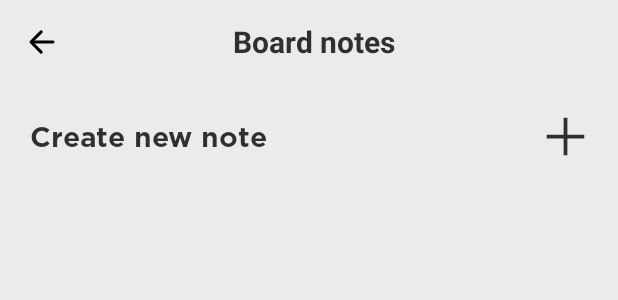
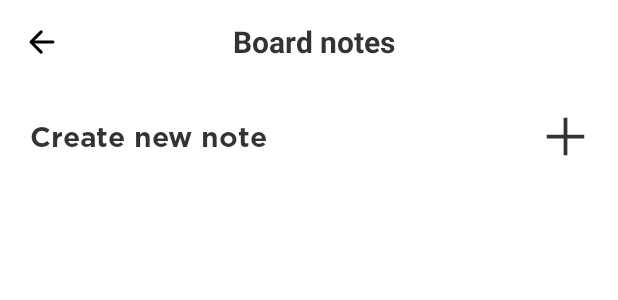
Before and after one commit to garifollinad/MiroNote, an Android app: the layout fragment_board_items.xml on its own in the app's theme, with its tools: preview values and no code run, on a phone screen of 412 x 824 dp. Shown: the top 300 px of the screen. Run offline under Robolectric (Android 15) with nearby library versions, the phone set to English and light mode, and no system bars; network calls fail.

Commit message:
ui fixes

```diff
--- a/app/src/main/res/layout/fragment_board_items.xml
+++ b/app/src/main/res/layout/fragment_board_items.xml
@@ -4,7 +4,6 @@
     xmlns:app="http://schemas.android.com/apk/res-auto"
     android:layout_width="match_parent"
     android:layout_height="match_parent"
-    android:background="@color/darkGrey"
     tools:context=".ui.main.BoardItemsFragment">
 
     <androidx.appcompat.widget.Toolbar
@@ -14,7 +13,6 @@
         app:layout_constraintTop_toTopOf="parent"
         app:layout_constraintStart_toStartOf="parent"
         app:layout_constraintEnd_toEndOf="parent"
-        android:background="@color/darkGrey"
         android:gravity="center">
 
         <androidx.constraintlayout.widget.ConstraintLayout
--- a/app/src/main/res/layout/fragment_main.xml
+++ b/app/src/main/res/layout/fragment_main.xml
@@ -4,7 +4,6 @@
     xmlns:app="http://schemas.android.com/apk/res-auto"
     android:layout_width="match_parent"
     android:layout_height="match_parent"
-    android:background="@color/darkGrey"
     tools:context=".ui.main.MainFragment">
 
     <TextView
```
Also changed, not shown: 1 other file.
